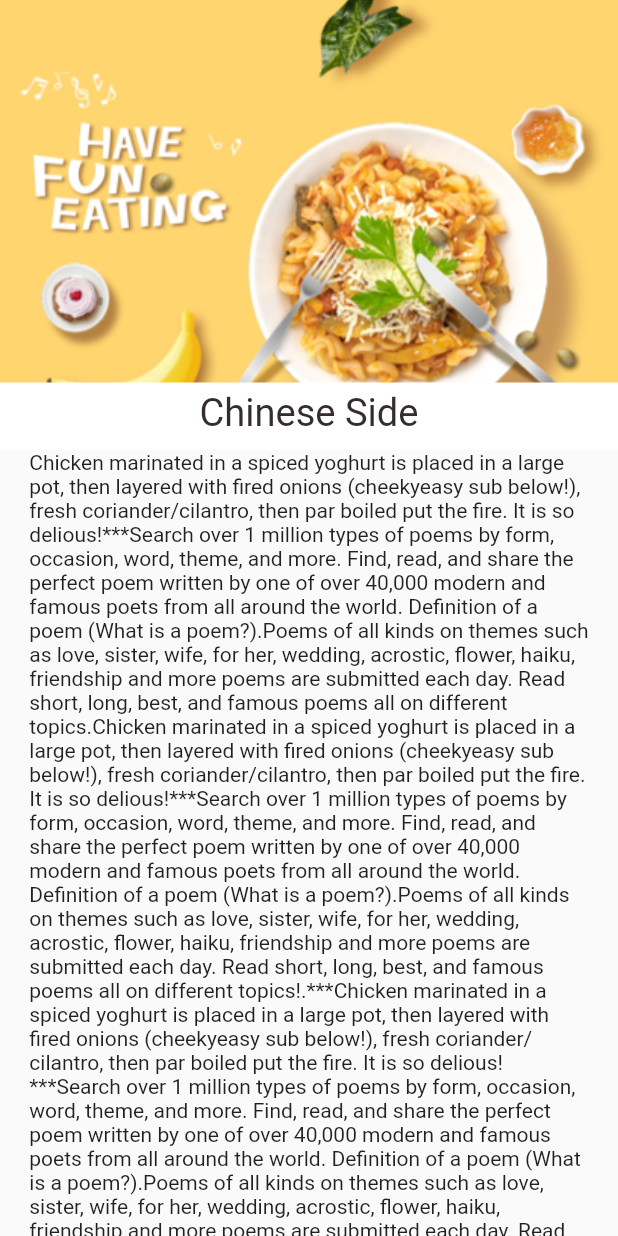
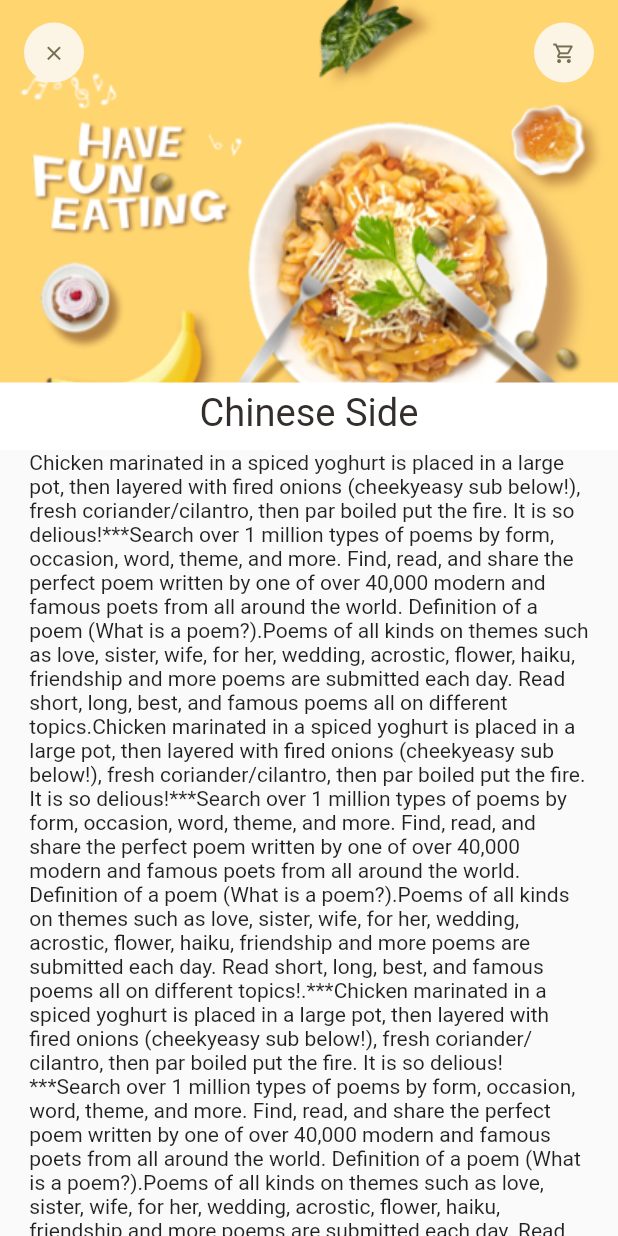
Before and after one commit to Thae00/food_delivery, a Flutter app: the screen it shows after launch, on a phone screen of 412 x 824 dp. Run offline on Flutter 3.47's test engine with Material 2 defaults, Android fonts, the phone set to English and light mode, and no system bars; our stand-ins replace dots_indicator, get.

Commit message:
adding title Row in SliverAppBar

```diff
--- a/lib/pages/food/recommended_food_detail.dart
+++ b/lib/pages/food/recommended_food_detail.dart
@@ -2,6 +2,7 @@ import 'package:flutter/cupertino.dart';
 import 'package:flutter/material.dart';
 import 'package:food_delivery/utils/colors.dart';
 import 'package:food_delivery/utils/dimensions.dart';
+import 'package:food_delivery/widgets/app_icon.dart';
 import 'package:food_delivery/widgets/big_text.dart';
 
 class RecommendedFoodDetail extends StatelessWidget {
@@ -13,6 +14,14 @@ class RecommendedFoodDetail extends StatelessWidget {
       body: CustomScrollView(
         slivers: [
           SliverAppBar(
+            toolbarHeight: 70,
+            title: Row(
+              mainAxisAlignment: MainAxisAlignment.spaceBetween,
+              children: [
+                AppIcon(icon: Icons.clear),
+                AppIcon(icon: Icons.shopping_cart_outlined),
+              ],
+            ),
             bottom: PreferredSize(
               preferredSize: Size.fromHeight(20),
               child: Container(
```
